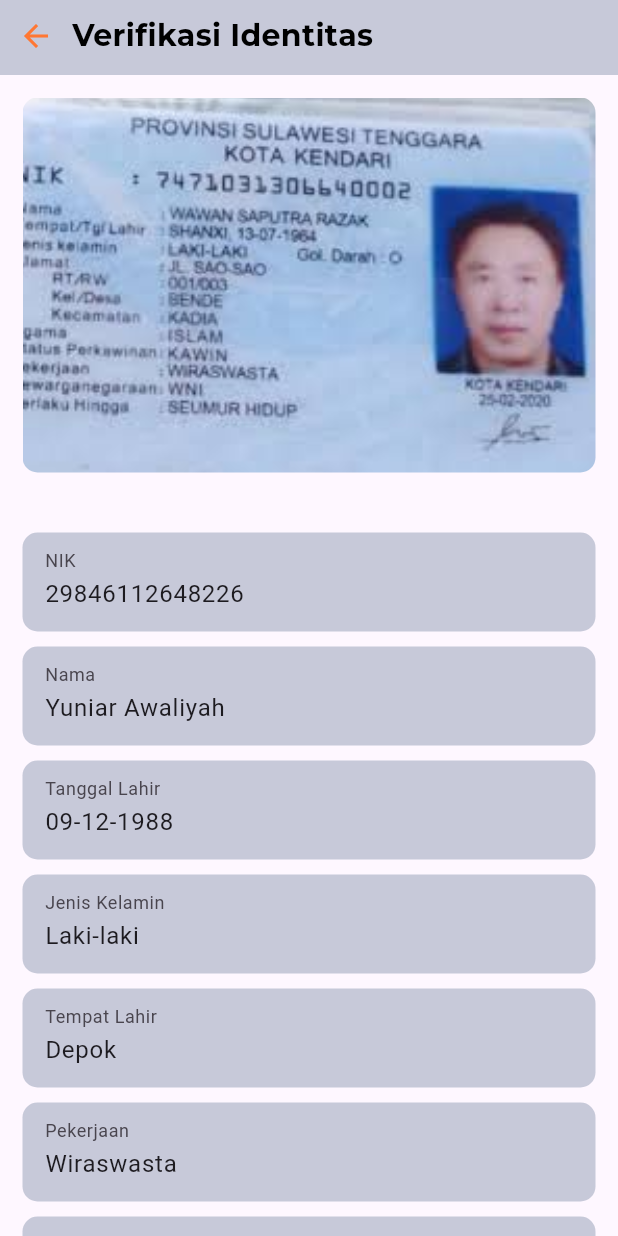
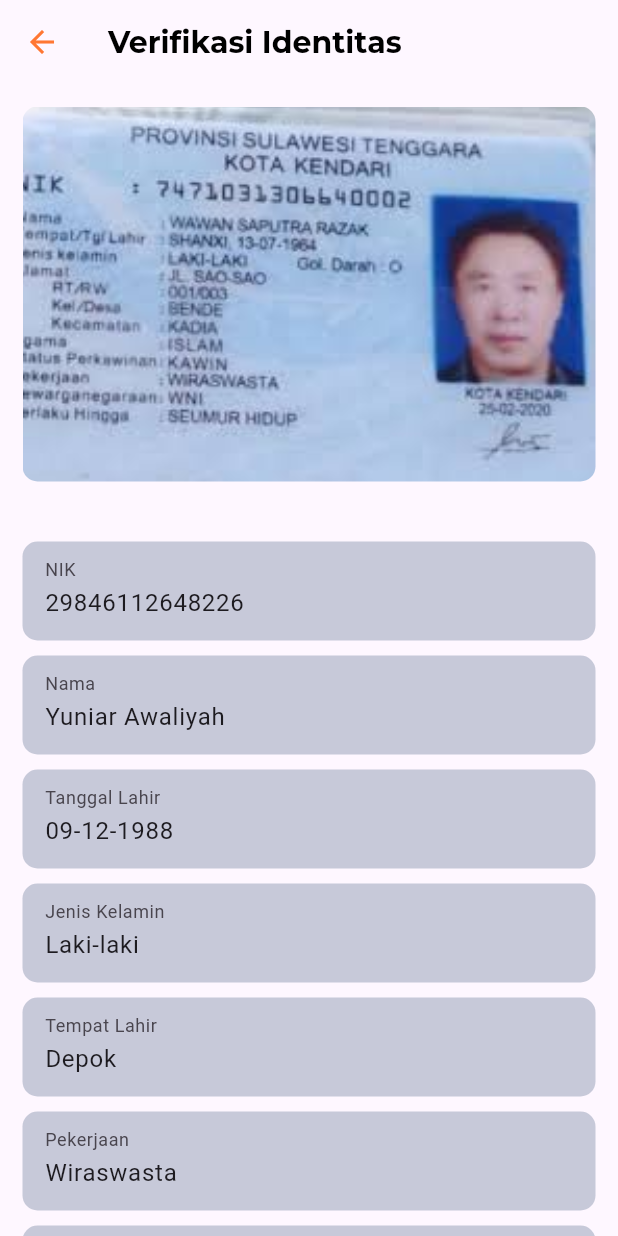
Before and after one commit to Capstone-Tim-12/warehouse-management-system-mobile, a Flutter app: the VerifikasiIdentitas screen opened directly, on a phone screen of 412 x 824 dp. Run offline on Flutter 3.47's test engine with Material 2 defaults, Android fonts, the phone set to English and light mode, and no system bars; our stand-ins replace dash_chat_2, flutter_svg; missing offline and left inert: chat_gpt_sdk; network calls fail; project files that could hold a hidden picture were left out.

Commit message:
update appbar back arrow

```diff
--- a/lib/screens/profile/verifikasi_identitas.dart
+++ b/lib/screens/profile/verifikasi_identitas.dart
@@ -8,39 +8,22 @@ class VerifikasiIdentitas extends StatelessWidget {
   @override
   Widget build(BuildContext context) {
     return Scaffold(
-      // appBar: AppBar(
-      //   title: const Text("Verifikasi Identitas"),
-      // ),
+      appBar: AppBar(
+        iconTheme: IconThemeData(
+          color: colorApp.dark4, //change your color here
+        ),
+        leading: IconButton(
+          icon: Icon(Icons.arrow_back, color: colorApp.secondaryColor),
+          onPressed: () => Navigator.of(context).pop(),
+        ),
+        title: Text(
+          "Verifikasi Identitas",
+          style: TextCollection().heading5,
+        ),
+      ),
       body: SingleChildScrollView(
         child: Column(
           children: [
-            Container(
-              width: double.infinity,
-              height: 50,
-              color: colorApp.dark4,
-              child: Stack(
-                children: [
-                  Row(
-                    crossAxisAlignment: CrossAxisAlignment.center,
-                    children: [
-                      IconButton(
-                        onPressed: () {
-                          Navigator.pop(context);
-                        },
-                        icon: Icon(
-                          Icons.arrow_back,
-                          color: colorApp.secondaryColor,
-                        ),
-                      ),
-                      Text(
-                        "Verifikasi Identitas",
-                        style: TextCollection().heading5,
-                      )
-                    ],
-                  )
-                ],
-              ),
-            ),
             Padding(
               padding: const EdgeInsets.all(15.0),
               child: Column(
```
